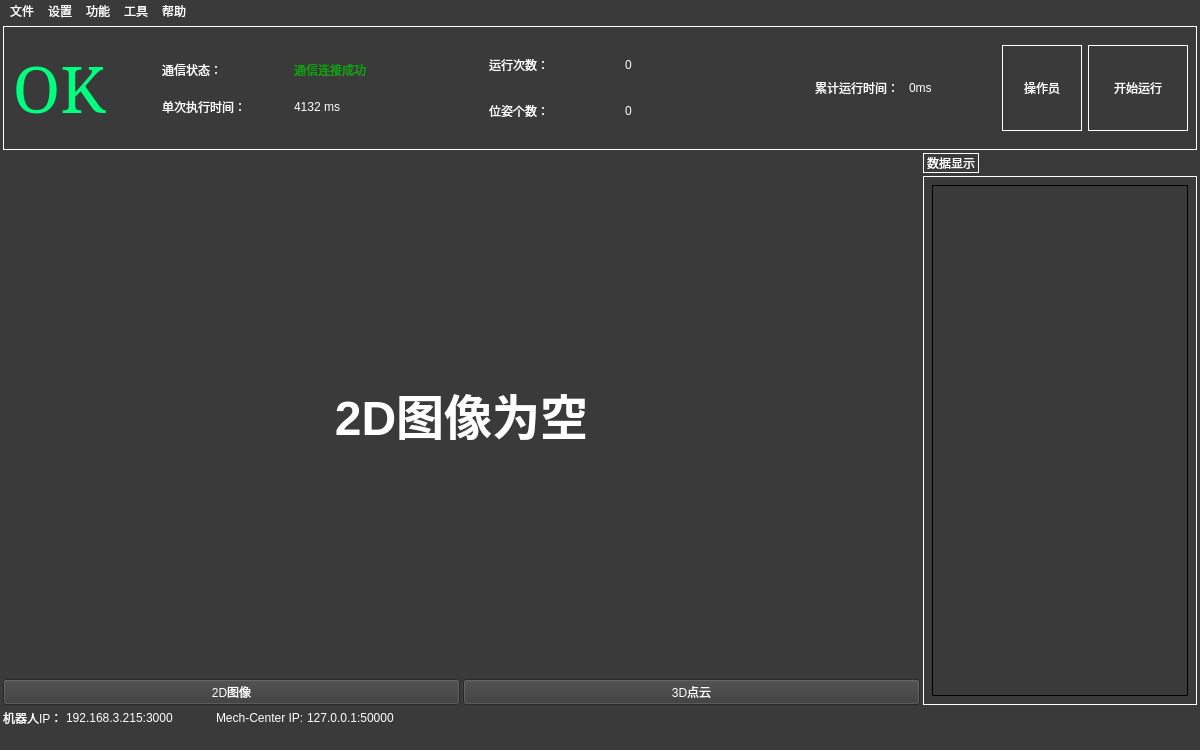
This is resource/ui/pyqt_generated/UI_MainWindow.ui in Derkai52/LongerGUI as Qt 5 draws it before an edit. The edited form follows.
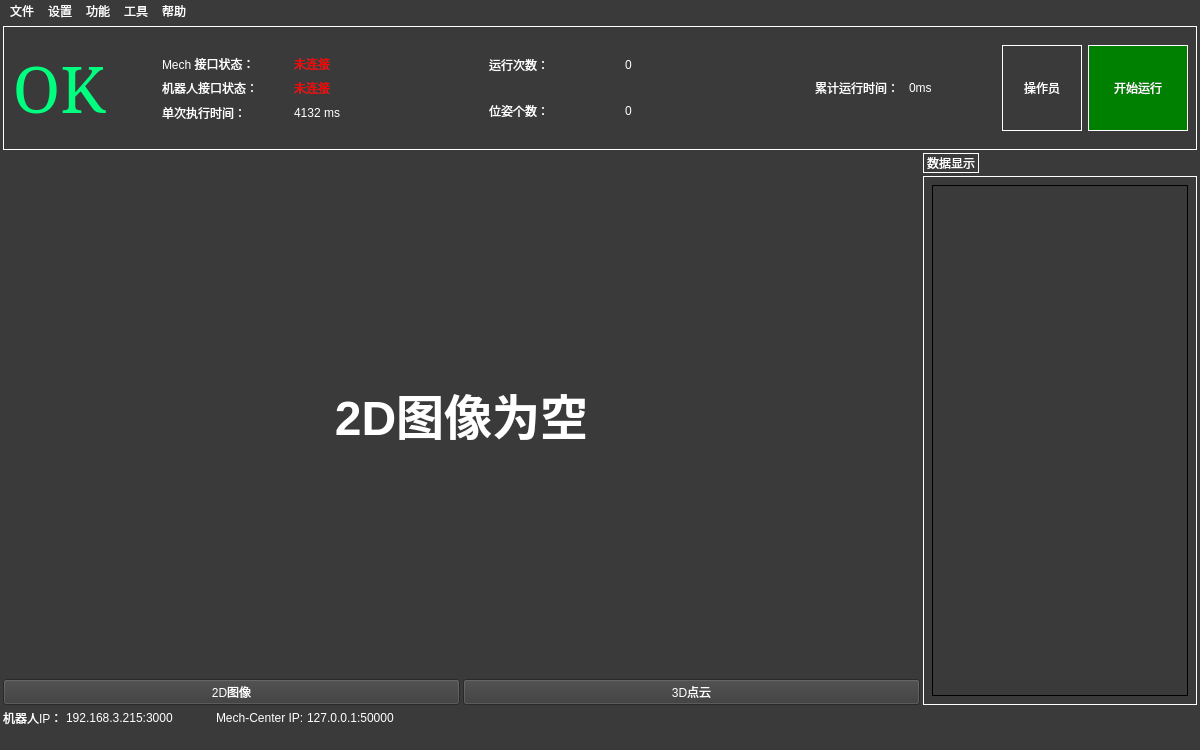
This is the edited form.

The edit to the form file:
```diff
--- a/resource/ui/pyqt_generated/UI_MainWindow.ui
+++ b/resource/ui/pyqt_generated/UI_MainWindow.ui
@@ -224,28 +224,68 @@
                  <item>
                   <widget class="QLabel" name="label_text_communiteStatus">
                    <property name="enabled">
-                    <bool>false</bool>
+                    <bool>true</bool>
                    </property>
                    <property name="styleSheet">
                     <string notr="true">border-width: 0px;
 </string>
                    </property>
                    <property name="text">
-                    <string>通信状态：</string>
+                    <string>Mech 接口状态：</string>
                    </property>
                   </widget>
                  </item>
                  <item>
                   <widget class="QLabel" name="label_communiteStatus">
                    <property name="enabled">
-                    <bool>false</bool>
+                    <bool>true</bool>
                    </property>
+                   <property name="sizePolicy">
+                    <sizepolicy hsizetype="Preferred" vsizetype="Preferred">
+                     <horstretch>0</horstretch>
+                     <verstretch>0</verstretch>
+                    </sizepolicy>
+                   </property>
                    <property name="styleSheet">
                     <string notr="true">border-width: 0px;
-color: rgb(0, 170, 0);</string>
+color: rgb(250, 0, 0);
+font: 15pt &quot;黑体&quot;;</string>
                    </property>
                    <property name="text">
-                    <string>通信连接成功</string>
+                    <string>未连接</string>
+                   </property>
+                  </widget>
+                 </item>
+                </layout>
+               </item>
+               <item>
+                <layout class="QHBoxLayout" name="horizontalLayout_communiteStatus_2">
+                 <item>
+                  <widget class="QLabel" name="label_text_communiteStatus_robot">
+                   <property name="enabled">
+                    <bool>true</bool>
+                   </property>
+                   <property name="styleSheet">
+                    <string notr="true">border-width: 0px;
+font: 15pt &quot;黑体&quot;;</string>
+                   </property>
+                   <property name="text">
+                    <string>机器人接口状态：</string>
+                   </property>
+                  </widget>
+                 </item>
+                 <item>
+                  <widget class="QLabel" name="label_communiteStatus_robot">
+                   <property name="enabled">
+                    <bool>true</bool>
+                   </property>
+                   <property name="styleSheet">
+                    <string notr="true">border-width: 0px;
+color: rgb(250, 0, 0);
+font: 15pt &quot;黑体&quot;;</string>
+                   </property>
+                   <property name="text">
+                    <string>未连接</string>
                    </property>
                   </widget>
                  </item>
@@ -272,7 +312,7 @@
                  <item>
                   <widget class="QLabel" name="label_beatTime">
                    <property name="enabled">
-                    <bool>false</bool>
+                    <bool>true</bool>
                    </property>
                    <property name="styleSheet">
                     <string notr="true">border-width: 0px;
@@ -455,6 +495,14 @@
                <height>0</height>
               </size>
              </property>
+             <property name="autoFillBackground">
+              <bool>false</bool>
+             </property>
+             <property name="styleSheet">
+              <string notr="true">color: rgb(255, 255, 255);
+background-color: rgb(0, 128, 0);
+font: 22pt &quot;黑体&quot;;</string>
+             </property>
              <property name="text">
               <string>开始运行</string>
              </property>
```
Left out of the diff: 54 changed lines with no effect on the pictures.
